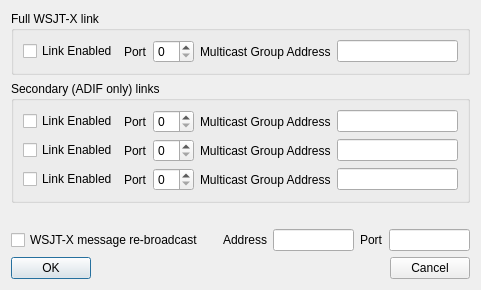
First picture: the form in mqt/MqtLogger/WsjtxConfigure.ui, repository Rsclub22/Minos2-Mirror, before the edit.
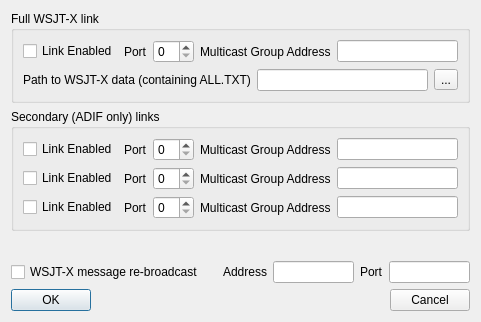
Second picture: the form after the edit.

Diff of the .ui file:
```diff
--- a/mqt/MqtLogger/WsjtxConfigure.ui
+++ b/mqt/MqtLogger/WsjtxConfigure.ui
@@ -7,7 +7,7 @@
     <x>0</x>
     <y>0</y>
     <width>481</width>
-    <height>290</height>
+    <height>322</height>
    </rect>
   </property>
   <property name="windowTitle">
@@ -19,6 +19,8 @@
      <property name="title">
       <string>Full WSJT-X link</string>
      </property>
+     <layout class="QVBoxLayout" name="verticalLayout_3">
+      <item>
      <layout class="QHBoxLayout" name="horizontalLayout_4">
       <item>
        <widget class="QCheckBox" name="enabledcb">
@@ -52,6 +54,29 @@
         </item>
         <item>
          <widget class="QLineEdit" name="groupAddrEdit"/>
+          </item>
+         </layout>
+        </item>
+       </layout>
+      </item>
+      <item>
+       <layout class="QHBoxLayout" name="horizontalLayout_15">
+        <item>
+         <widget class="QLabel" name="label_11">
+          <property name="text">
+           <string>Path to WSJT-X data (containing ALL.TXT)</string>
+          </property>
+         </widget>
+        </item>
+        <item>
+         <widget class="QLineEdit" name="wsjtxPath"/>
+        </item>
+        <item>
+         <widget class="QToolButton" name="toolButton">
+          <property name="text">
+           <string>...</string>
+          </property>
+         </widget>
         </item>
        </layout>
       </item>
```
Lines whose indentation alone changed are shown as unchanged.
